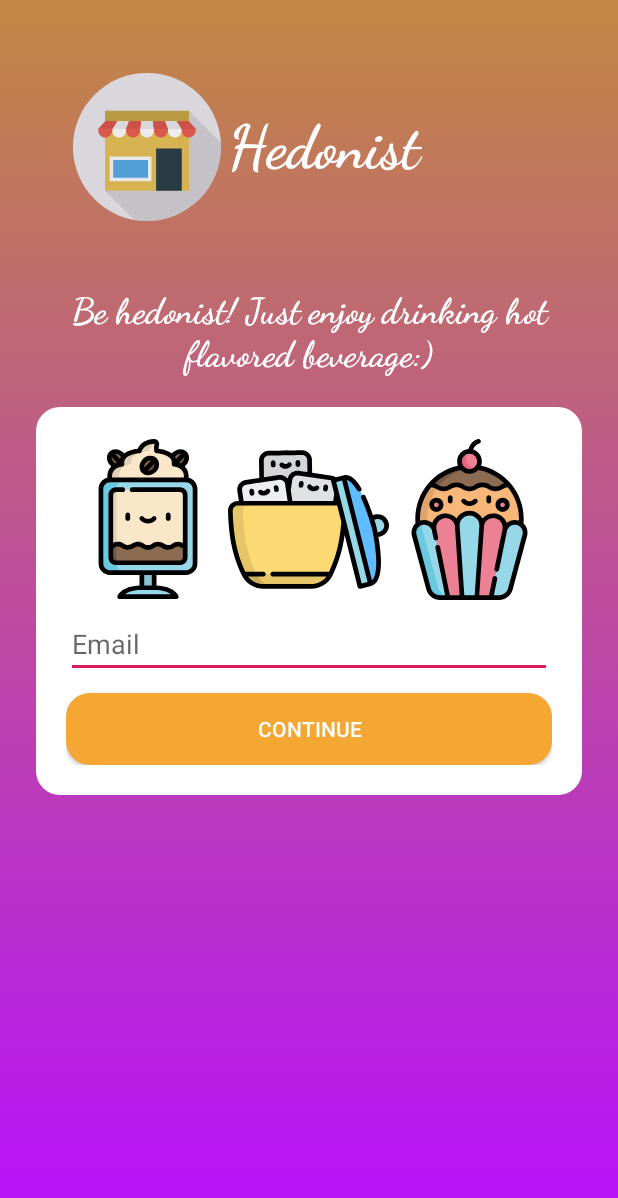
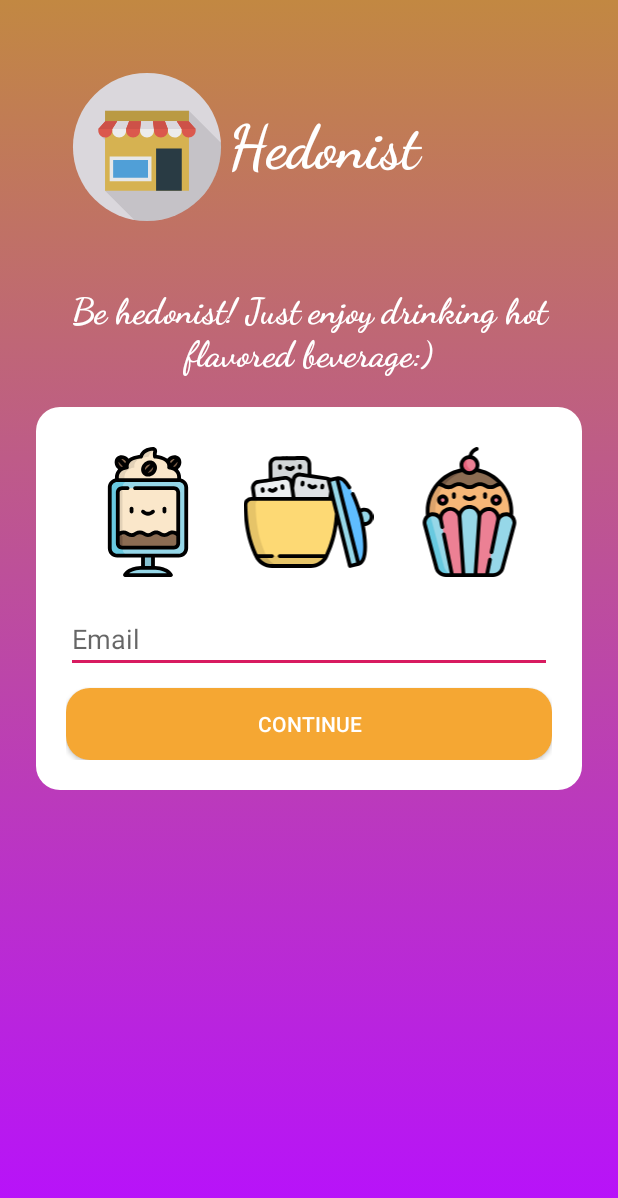
Before and after one commit to AN38/Hedonist, an Android app: the screen it shows after launch (LoginActivity), on a phone screen of 412 x 824 dp. Shown: the top 1198 px of the screen. Run offline under Robolectric (Android 15) with nearby library versions, the phone set to English and light mode, and no system bars.

Commit message:
mini xml refactoring

```diff
--- a/app/src/main/java/com/example/hedonist/ThankyouPage.java
+++ b/app/src/main/java/com/example/hedonist/ThankyouPage.java
@@ -14,7 +14,7 @@
     @Override
     protected void onCreate(Bundle savedInstanceState) {
         super.onCreate(savedInstanceState);
-        setContentView(R.layout.thankyou_page);
+        setContentView(R.layout.thank_you_page);
 
         int totalSum = getIntent().getIntExtra("TOTAL_SUM", 0);
         showTotalSum = findViewById(R.id.tv_show_sum);
--- a/app/src/main/res/layout/login_activity.xml
+++ b/app/src/main/res/layout/login_activity.xml
@@ -1,14 +1,13 @@
 <?xml version="1.0" encoding="utf-8"?>
 <LinearLayout xmlns:android="http://schemas.android.com/apk/res/android"
-    xmlns:app="http://schemas.android.com/apk/res-auto"
     xmlns:tools="http://schemas.android.com/tools"
     android:id="@+id/login_activity_layout"
     android:layout_width="match_parent"
     android:layout_height="match_parent"
+    android:background="@drawable/gradient_orange_violet"
     android:orientation="vertical"
-    android:background="@drawable/gradient_orange_violet"
-    tools:context=".LoginActivity"
-    android:padding="24dp">
+    android:padding="24dp"
+    tools:context=".LoginActivity">
 
     <LinearLayout
         android:layout_width="match_parent"
@@ -19,23 +18,23 @@
         <ImageView
             android:layout_width="match_parent"
             android:layout_height="match_parent"
+            android:layout_gravity="center"
             android:layout_weight="2"
             android:adjustViewBounds="true"
+            android:contentDescription="@string/application_logo"
             android:cropToPadding="true"
-            android:layout_gravity="center"
-            android:src="@drawable/ic_store"
-            android:contentDescription="@string/application_logo"/>
+            android:src="@drawable/ic_store" />
 
         <TextView
             android:layout_width="match_parent"
             android:layout_height="match_parent"
+            android:layout_weight="1"
+            android:fontFamily="cursive"
             android:gravity="center_vertical"
-            android:layout_weight="1"
             android:text="@string/app_name"
-            android:textStyle="bold"
+            android:textColor="#FFFFFF"
             android:textSize="40sp"
-            android:textColor="#FFFFFF"
-            android:fontFamily="cursive">
+            android:textStyle="bold">
 
         </TextView>
 
@@ -44,26 +43,25 @@
     <TextView
         android:layout_width="match_parent"
         android:layout_height="wrap_content"
+        android:layout_margin="20dp"
+        android:fontFamily="cursive"
         android:text="@string/welcome_text"
+        android:textAlignment="center"
+        android:textColor="#FFFFFF"
         android:textSize="24sp"
-        android:textStyle="bold"
-        android:fontFamily="cursive"
-        android:textColor="#FFFFFF"
-        android:textAlignment="center"
-        android:layout_margin="20dp"/>
+        android:textStyle="bold" />
 
     <LinearLayout
         android:layout_width="match_parent"
         android:layout_height="wrap_content"
+        android:layout_gravity="center"
         android:background="@drawable/shape_white"
-        android:layout_gravity="center"
         android:orientation="vertical"
         android:padding="20dp">
 
         <LinearLayout
             android:layout_width="match_parent"
-            android:layout_height="0dp"
-            android:layout_weight="1.5"
+            android:layout_height="100dp"
             android:orientation="horizontal"
             android:padding="1dp">
 
@@ -71,51 +69,55 @@
                 android:id="@+id/coffee_icon"
                 android:layout_width="0dp"
                 android:layout_height="wrap_content"
+                android:layout_gravity="center"
                 android:layout_weight="0.5"
-                android:src="@drawable/ic_coffee"
+                android:layout_margin="5dp"
                 android:adjustViewBounds="true"
                 android:cropToPadding="true"
-                android:layout_gravity="center"/>
+                android:src="@drawable/ic_coffee"
+                tools:ignore="ContentDescription" />
+
             <ImageView
                 android:id="@+id/marshmallow_icon"
                 android:layout_width="0dp"
                 android:layout_height="wrap_content"
+                android:layout_gravity="center"
                 android:layout_weight="0.5"
-                android:src="@drawable/ic_sugar"
+                android:layout_margin="5dp"
                 android:adjustViewBounds="true"
                 android:cropToPadding="true"
-                android:layout_gravity="center"/>
+                android:src="@drawable/ic_sugar" />
+
             <ImageView
                 android:id="@+id/cupcake_icon"
                 android:layout_width="0dp"
                 android:layout_height="wrap_content"
+                android:layout_gravity="center"
                 android:layout_weight="0.5"
-                android:src="@drawable/ic_muffin"
+                android:layout_margin="5dp"
                 android:adjustViewBounds="true"
                 android:cropToPadding="true"
-                android:layout_gravity="center"/>
+                android:src="@drawable/ic_muffin" />
 
         </LinearLayout>
 
         <EditText
             android:id="@+id/et_email"
-            android:layout_height="0dp"
             android:layout_width="match_parent"
-            android:layout_weight="1.2"
+            android:layout_height="wrap_content"
             android:layout_gravity="center"
-            android:hint="@string/prompt_email"
-            android:layout_marginTop="5dp"/>
+            android:layout_marginTop="12dp"
+            android:hint="@string/prompt_email" />
 
         <Button
             android:id="@+id/btn_continue"
             android:layout_width="match_parent"
-            android:layout_height="0dp"
-            android:layout_weight="1"
+            android:layout_height="wrap_content"
             android:layout_marginTop="10dp"
             android:background="@drawable/btn_continue"
-            android:textColor="#FFFFFF"
+            android:text="@string/continue_btn"
             android:textAlignment="center"
-            android:text="@string/continue_btn"/>
+            android:textColor="#FFFFFF" />
 
     </LinearLayout>
 
```
Also changed, not shown: app/src/main/res/layout/activity_main.xml (+13 -11 lines), app/src/main/res/layout/login_activity_password.xml (+26 -24 lines), app/src/main/res/layout/thank_you_page.xml (renamed from app/src/main/res/layout/thankyou_page.xml, +18 -15 lines).
